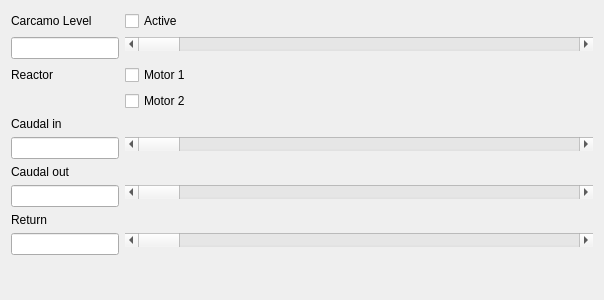
First picture: the form in asa_application/simulation_input.ui, repository razulued/qt_application, before the edit.
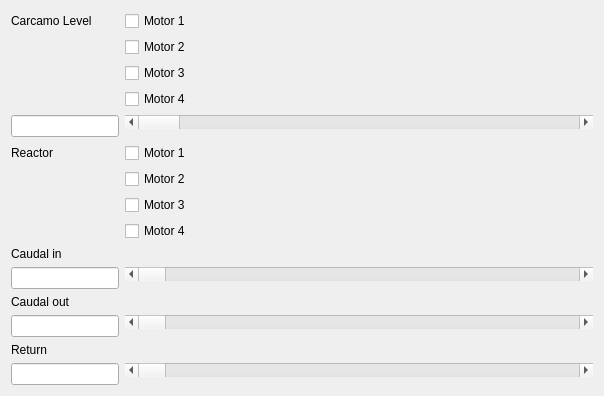
Second picture: the form after the edit.

Diff of the .ui file:
```diff
--- a/asa_application/simulation_input.ui
+++ b/asa_application/simulation_input.ui
@@ -24,92 +24,136 @@
    <item row="0" column="1">
     <widget class="QCheckBox" name="checkBox">
      <property name="text">
-      <string>Active</string>
+      <string>Motor 1</string>
      </property>
     </widget>
    </item>
-   <item row="1" column="0">
+   <item row="4" column="0">
     <widget class="QLineEdit" name="lineEdit"/>
    </item>
-   <item row="1" column="1">
+   <item row="4" column="1">
     <widget class="QScrollBar" name="horizontalScrollBar">
      <property name="orientation">
       <enum>Qt::Horizontal</enum>
      </property>
     </widget>
    </item>
-   <item row="2" column="0">
+   <item row="5" column="0">
     <widget class="QLabel" name="label_2">
      <property name="text">
       <string>Reactor</string>
      </property>
     </widget>
    </item>
-   <item row="2" column="1">
+   <item row="5" column="1">
     <widget class="QCheckBox" name="checkBox_2">
      <property name="text">
       <string>Motor 1</string>
      </property>
     </widget>
    </item>
-   <item row="4" column="1">
-    <widget class="QCheckBox" name="checkBox_3">
-     <property name="text">
-      <string>Motor 2</string>
-     </property>
-    </widget>
-   </item>
-   <item row="5" column="0">
+   <item row="11" column="0">
     <widget class="QLabel" name="label_3">
      <property name="text">
       <string>Caudal in</string>
      </property>
     </widget>
    </item>
-   <item row="6" column="0">
+   <item row="13" column="0">
     <widget class="QLineEdit" name="lineEdit_2"/>
    </item>
-   <item row="6" column="1">
+   <item row="13" column="1">
     <widget class="QScrollBar" name="horizontalScrollBar_2">
+     <property name="maximum">
+      <number>1000</number>
+     </property>
      <property name="orientation">
       <enum>Qt::Horizontal</enum>
      </property>
     </widget>
    </item>
-   <item row="8" column="0">
+   <item row="15" column="0">
     <widget class="QLineEdit" name="lineEdit_3"/>
    </item>
-   <item row="8" column="1">
+   <item row="15" column="1">
     <widget class="QScrollBar" name="horizontalScrollBar_3">
+     <property name="maximum">
+      <number>1000</number>
+     </property>
      <property name="orientation">
       <enum>Qt::Horizontal</enum>
      </property>
     </widget>
    </item>
-   <item row="7" column="0">
+   <item row="14" column="0">
     <widget class="QLabel" name="label_4">
      <property name="text">
       <string>Caudal out</string>
      </property>
     </widget>
    </item>
-   <item row="9" column="0">
+   <item row="16" column="0">
     <widget class="QLabel" name="label_5">
      <property name="text">
       <string>Return</string>
      </property>
     </widget>
    </item>
-   <item row="10" column="0">
+   <item row="17" column="0">
     <widget class="QLineEdit" name="lineEdit_4"/>
    </item>
-   <item row="10" column="1">
+   <item row="17" column="1">
     <widget class="QScrollBar" name="horizontalScrollBar_4">
+     <property name="maximum">
+      <number>1000</number>
+     </property>
      <property name="orientation">
       <enum>Qt::Horizontal</enum>
      </property>
     </widget>
    </item>
+   <item row="1" column="1">
+    <widget class="QCheckBox" name="checkBox_4">
+     <property name="text">
+      <string>Motor 2</string>
+     </property>
+    </widget>
+   </item>
+   <item row="2" column="1">
+    <widget class="QCheckBox" name="checkBox_5">
+     <property name="text">
+      <string>Motor 3</string>
+     </property>
+    </widget>
+   </item>
+   <item row="3" column="1">
+    <widget class="QCheckBox" name="checkBox_6">
+     <property name="text">
+      <string>Motor 4</string>
+     </property>
+    </widget>
+   </item>
+   <item row="6" column="1">
+    <widget class="QCheckBox" name="checkBox_3">
+     <property name="text">
+      <string>Motor 2</string>
+     </property>
+    </widget>
+   </item>
+   <item row="8" column="1">
+    <widget class="QCheckBox" name="checkBox_8">
+     <property name="text">
+      <string>Motor 4</string>
+     </property>
+    </widget>
+   </item>
+   <item row="7" column="1">
+    <widget class="QCheckBox" name="checkBox_7">
+     <property name="text">
+      <string>Motor 3</string>
+     </property>
+    </widget>
+   </item>
   </layout>
  </widget>
  <resources/>
```
